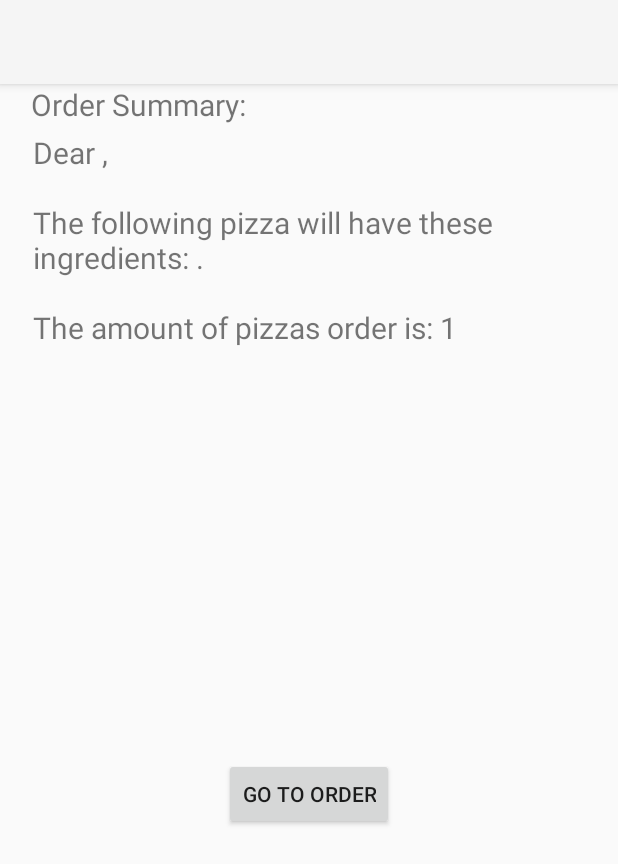
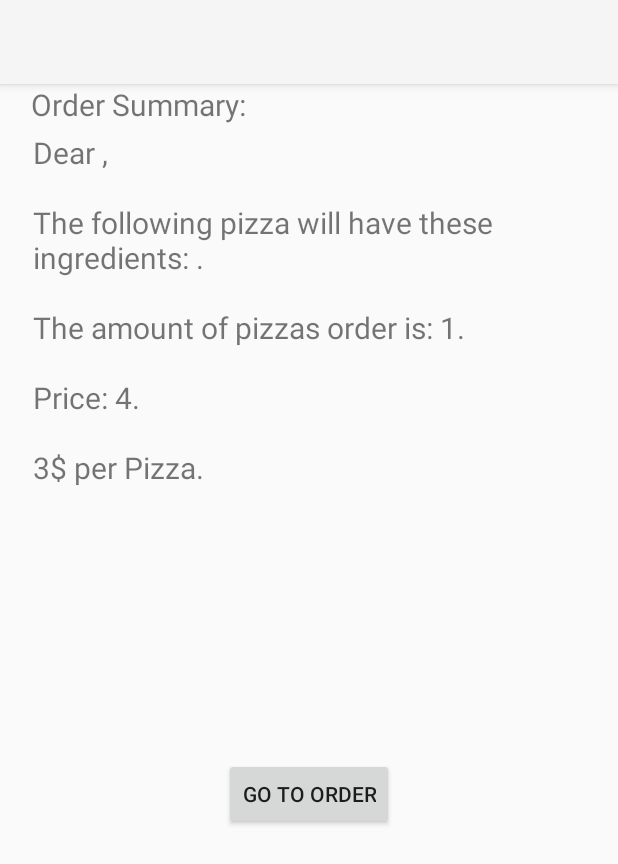
Before and after one commit to MoAbboud/Web-and-Mobile-Dev, an Android app: the screen it shows after launch (SummaryActivity), after a tap on "SUMMARY", on a phone screen of 412 x 824 dp. Shown: the top 864 px of the screen. Run offline under Robolectric (Android 15) with nearby library versions, the phone set to English and light mode, and no system bars; 1 statement that could not run was skipped.

Commit message:
ICP done

```diff
--- a/Source/ICP-9/MyPizza/app/src/main/java/com/example/mypizza/MainActivity.java
+++ b/Source/ICP-9/MyPizza/app/src/main/java/com/example/mypizza/MainActivity.java
@@ -17,7 +17,9 @@ public class MainActivity extends AppCompatActivity {
     int mushroomsPrice = 1;
     int quantity = 1;
 
+    int price = 0;
     String name, ingredients, strQuantity;
+    String priceSummary;
 
     @Override
     protected void onCreate(Bundle savedInstanceState) {
@@ -25,30 +27,44 @@ public class MainActivity extends AppCompatActivity {
         setContentView(R.layout.activity_main);
     }
 
-    public void Add(View view){
+    public void Add(View view) {
         TextView tvQuantity = findViewById(R.id.tbQuantity);
         quantity++;
         tvQuantity.setText(String.valueOf(quantity));
     }
 
-    public void Subtract(View view){
+    public void Subtract(View view) {
         TextView tvQuantity = findViewById(R.id.tbQuantity);
-        if(quantity > 1){
-        quantity--;
-        tvQuantity.setText(String.valueOf(quantity));
+        if (quantity > 1) {
+            quantity--;
+            tvQuantity.setText(String.valueOf(quantity));
         }
     }
 
-    public void Order(View view){
+    public void Order(View view) {
 
-        Intent intent = new Intent(MainActivity.this, OrderActivity.class);
-        intent.putExtra("orderName", name);
-        intent.putExtra("orderIngredients", ingredients);
-        intent.putExtra("orderQuantity", strQuantity);
+        String summary = getSummaryText();
+        Intent intent = new Intent();
+        intent.setAction(Intent.ACTION_SEND);
+        intent.putExtra(Intent.EXTRA_TEXT, summary);
+        intent.putExtra(Intent.EXTRA_SUBJECT, name + "'s Order.");
+        intent.setType("text/plain");
+
+        if (intent.resolveActivity(getPackageManager()) != null) {
+            startActivity(intent);
+        }
+    }
+
+    public void Summary(View view) {
+
+        String summary = getSummaryText();
+
+        Intent intent = new Intent(MainActivity.this, SummaryActivity.class);
+        intent.putExtra("orderSummary", summary);
         startActivity(intent);
     }
 
-    public void Summary(View view){
+    public String getSummaryText() {
 
         EditText etName = findViewById(R.id.tbName);
         TextView etQuantity = findViewById(R.id.tbQuantity);
@@ -58,35 +74,53 @@ public class MainActivity extends AppCompatActivity {
         CheckBox cbPepperoni = findViewById(R.id.cbPepperoni);
 
         name = etName.getText().toString();
+        price = 3;
         strQuantity = etQuantity.getText().toString();
+        price += Integer.parseInt(strQuantity);
+
+        priceSummary = "3$ per Pizza.";
 
         ingredients = "";
-        if(cbMushrooms.isChecked()){
+        if (cbMushrooms.isChecked()) {
             ingredients += cbMushrooms.getText().toString();
             ingredients += ", ";
+            price += mushroomsPrice;
+            priceSummary += mushroomsPrice + "$ for mushrooms and ";
         }
-        if(cbPeppers.isChecked()){
+        if (cbPeppers.isChecked()) {
             ingredients += cbPeppers.getText().toString();
             ingredients += ", ";
+            price += peppersPrice;
+            priceSummary += peppersPrice + "$ for peppers and ";
         }
-        if(cbCheese.isChecked()){
+        if (cbCheese.isChecked()) {
             ingredients += cbCheese.getText().toString();
             ingredients += ", ";
+            price += cheesePrice;
+            priceSummary += cheesePrice + "$ for cheese and ";
         }
-        if(cbPepperoni.isChecked()){
+        if (cbPepperoni.isChecked()) {
             ingredients += cbPepperoni.getText().toString();
             ingredients += ", ";
+            price += pepperoniPrice;
+            priceSummary += pepperoniPrice + "$ for pepperoni and ";
         }
         ingredients = ingredients.trim();
 
-        if(ingredients.charAt(ingredients.length()-1) == ','){
-            ingredients = ingredients.substring(0, ingredients.length()-1);
+        if (ingredients.charAt(ingredients.length() - 1) == ',') { //Remove last comma.
+            ingredients = ingredients.substring(0, ingredients.length() - 1);
         }
 
-        Intent intent = new Intent(MainActivity.this, SummaryActivity.class);
-        intent.putExtra("orderName", name);
-        intent.putExtra("orderIngredients", ingredients);
-        intent.putExtra("orderQuantity", strQuantity);
-        startActivity(intent);
+        if (priceSummary.substring(priceSummary.length() - 5).equals(" and ")) { //Remove last AND
+            priceSummary = priceSummary.substring(0, priceSummary.length() - 5);
+            priceSummary += ".";
+        }
+
+        String summary = "Dear " + name + ",\n\n"
+                + "The following pizza will have these ingredients: " + ingredients + ".\n\n"
+                + "The amount of pizzas order is: " + quantity + ".\n\n"
+                + "Price: " + price + "." + "\n\n" + priceSummary;
+
+        return summary;
     }
 }
--- a/Source/ICP-9/MyPizza/app/src/main/java/com/example/mypizza/SummaryActivity.java
+++ b/Source/ICP-9/MyPizza/app/src/main/java/com/example/mypizza/SummaryActivity.java
@@ -4,6 +4,7 @@ import androidx.appcompat.app.AppCompatActivity;
 
 import android.content.Intent;
 import android.os.Bundle;
+import android.view.View;
 import android.widget.TextView;
 
 public class SummaryActivity extends AppCompatActivity {
@@ -14,14 +15,12 @@ public class SummaryActivity extends AppCompatActivity {
         setContentView(R.layout.activity_summary);
 
         Intent i = getIntent();
-        String name = i.getExtras().getString("orderName");
-        String ingredients = i.getExtras().getString("orderIngredients");
-        String quantity = i.getExtras().getString("orderQuantity");
+        String summary = i.getExtras().getString("orderSummary");
+        TextView tvSummary = findViewById(R.id.tvSummary);
+        tvSummary.setText(summary);
+    }
 
-        TextView tvSummary = findViewById(R.id.tvSummary);
-
-        tvSummary.setText("Dear " + name + ",\n\n"
-                + "The following pizza will have these ingredients: " + ingredients + ".\n\n"
-                + "The amount of pizzas order is: " + quantity);
+    public void GoBack(View view) {
+            finish();
     }
 }
--- a/Source/ICP-9/MyPizza/app/src/main/res/layout/activity_summary.xml
+++ b/Source/ICP-9/MyPizza/app/src/main/res/layout/activity_summary.xml
@@ -37,6 +37,7 @@
         android:layout_width="wrap_content"
         android:layout_height="wrap_content"
         android:gravity="center"
+        android:onClick="GoBack"
         android:text="Go to Order"
         android:textAlignment="center" />
 
```
